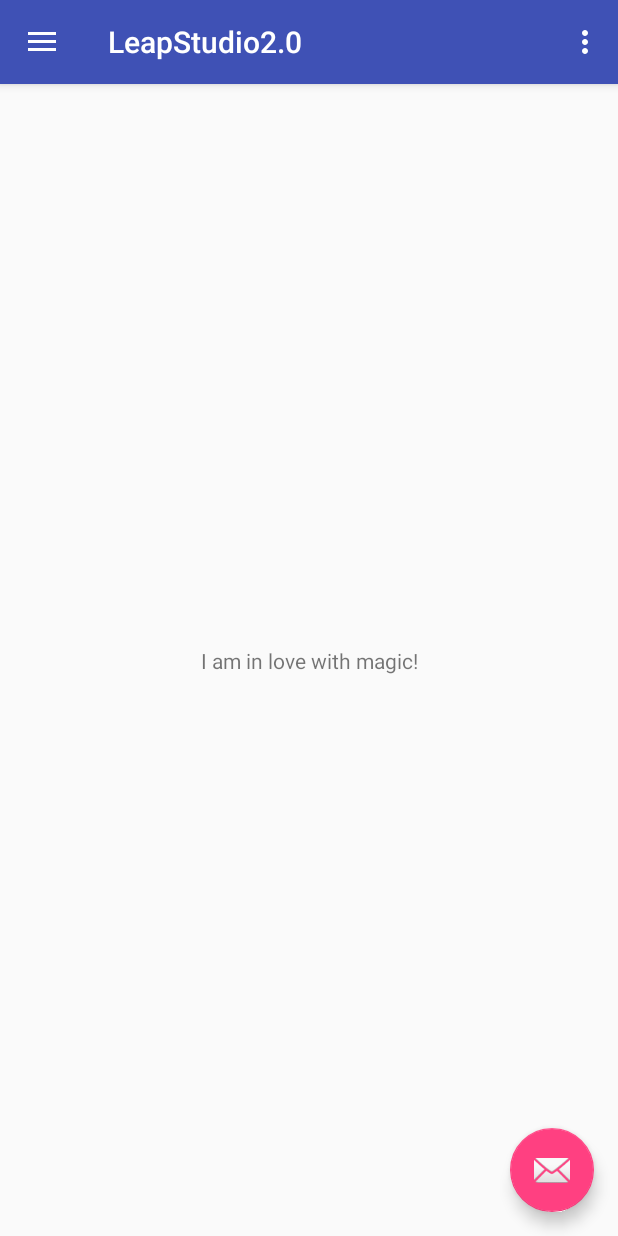
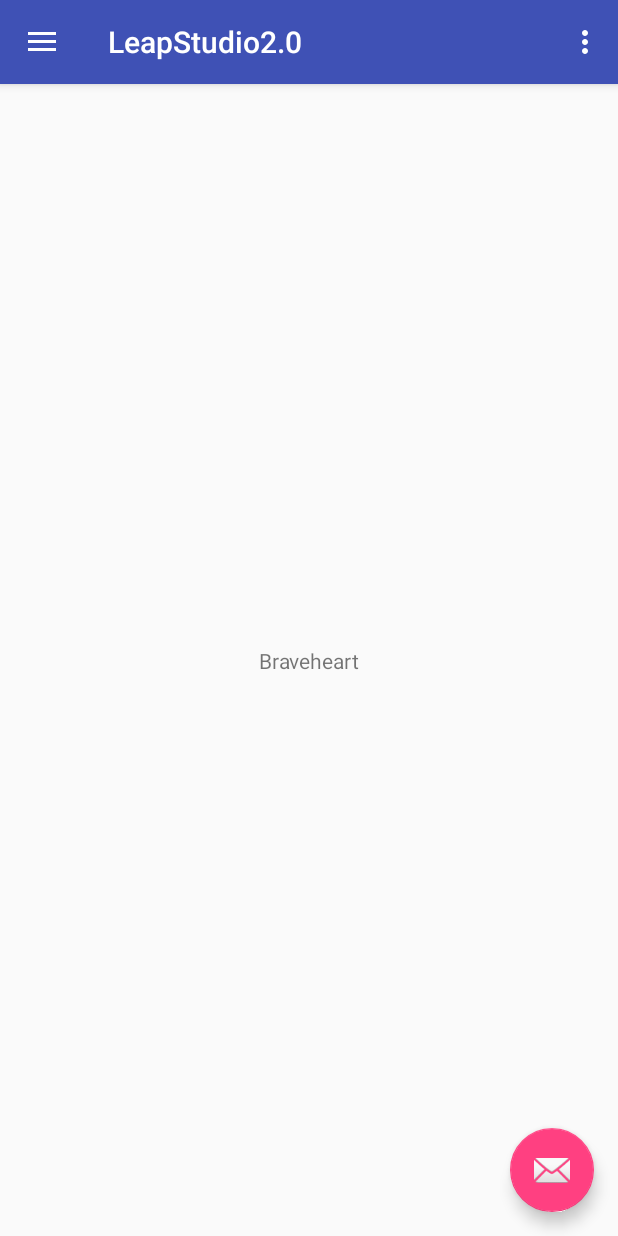
Before and after one commit to duncan0506/LeapOnline2.0, an Android app: the screen it shows after launch (NavDrawerActivity), on a phone screen of 412 x 824 dp. Run offline under Robolectric (Android 15) with nearby library versions, the phone set to English and light mode, and no system bars.

Commit message:
Test commit 3

```diff
--- a/app/src/main/res/layout/content_nav_drawer.xml
+++ b/app/src/main/res/layout/content_nav_drawer.xml
@@ -11,7 +11,7 @@
     <TextView
         android:layout_width="wrap_content"
         android:layout_height="wrap_content"
-        android:text="I am in love with magic!"
+        android:text="Braveheart"
         app:layout_constraintBottom_toBottomOf="parent"
         app:layout_constraintLeft_toLeftOf="parent"
         app:layout_constraintRight_toRightOf="parent"
```
